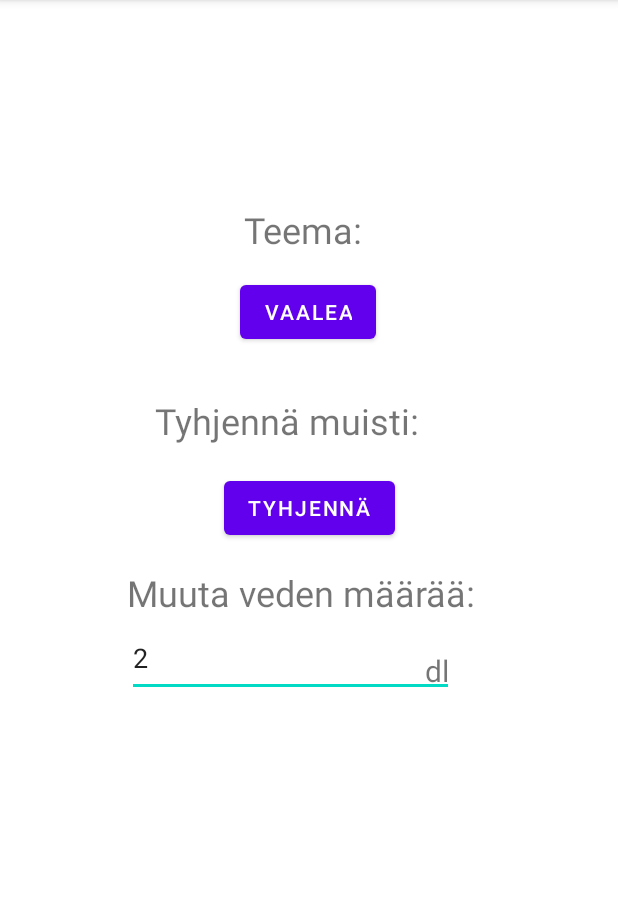
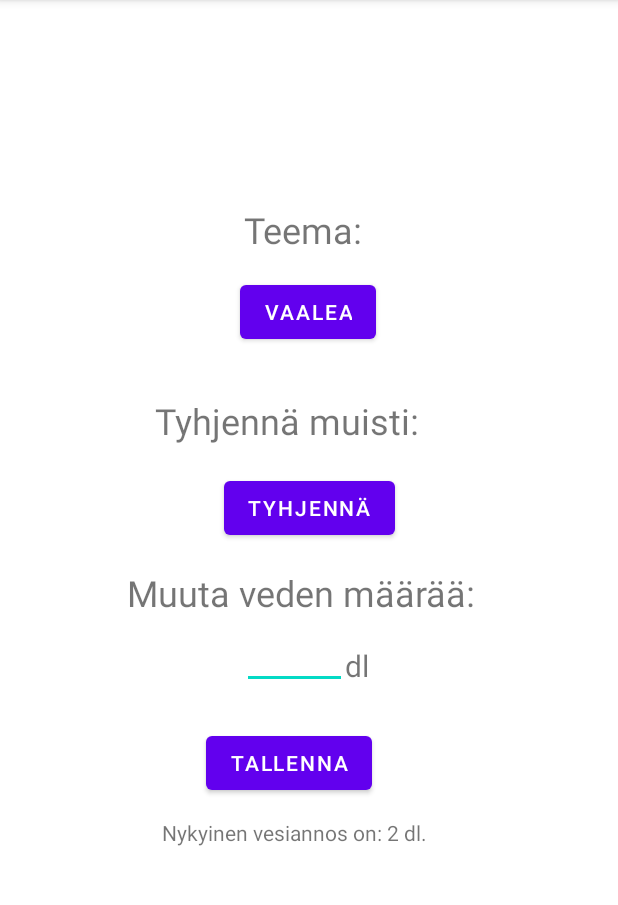
Before and after one commit to valttesn/TarmoApp, an Android app: the screen it shows after launch (settingsActivity), in the side drawer, after a tap on "Asetukset", on a phone screen of 412 x 824 dp, the part 84-989 px from its top. Run offline under Robolectric (Android 15) with nearby library versions, the phone set to English and light mode, and no system bars.

Commit message:
Sleep class

```diff
--- a/app/src/main/java/com/example/tarmoapp/DrinkCounter.java
+++ b/app/src/main/java/com/example/tarmoapp/DrinkCounter.java
@@ -21,6 +21,13 @@ public class DrinkCounter extends AppCompatActivity {
 
     public static int Value(){
         return value;
+    }
+
+    public static void changeStep(int newWaterValue) {
+        step = newWaterValue;
+    }
+    public static int Step() {
+        return step;
     }
 }
 
--- a/app/src/main/java/com/example/tarmoapp/MainActivity.java
+++ b/app/src/main/java/com/example/tarmoapp/MainActivity.java
@@ -19,7 +19,6 @@ public class MainActivity extends AppCompatActivity  implements NavigationView.O
     TextView drinkView;
     public DrawerLayout drawerLayout;
     public ActionBarDrawerToggle actionBarDrawerToggle;
-    public int waterDrank;
 
     @Override
     protected void onCreate(Bundle savedInstanceState) {
@@ -40,6 +39,15 @@ public class MainActivity extends AppCompatActivity  implements NavigationView.O
         Log.d("DMG", "onCreate() called");
         loadData();
         updateData();
+
+        TextView mood = findViewById(R.id.moodView);
+        Log.d("Unet", "Nukuit" + Sleep.getSleepAmount());
+
+        if(callSleep() <= 7){
+            mood.setText("Tarmoa väsyttää");
+        }else{
+            mood.setText("Tarmo on virkeä!");
+        }
     }
 
     @Override
@@ -123,4 +131,8 @@ public class MainActivity extends AppCompatActivity  implements NavigationView.O
         Intent fitnessTipsActivity = new Intent(MainActivity.this, FitnessTipsActivity.class);
         startActivity(fitnessTipsActivity);
     }
+
+    public static double callSleep(){
+        return Sleep.getSleepAmount();
+    }
 }
--- a/app/src/main/java/com/example/tarmoapp/settingsActivity.java
+++ b/app/src/main/java/com/example/tarmoapp/settingsActivity.java
@@ -5,20 +5,28 @@ import androidx.appcompat.app.AppCompatDelegate;
 
 import android.content.SharedPreferences;
 import android.os.Bundle;
+import android.util.Log;
 import android.view.View;
 import android.widget.Button;
 
+import android.widget.EditText;
 import android.widget.TextView;
 
 import java.io.File;
 
 public class settingsActivity extends AppCompatActivity {
     private static boolean dark = false;
+    private EditText editWaterValue;
+    private TextView currentWaterValue;
 
     @Override
     protected void onCreate(Bundle savedInstanceState) {
         super.onCreate(savedInstanceState);
         setContentView(R.layout.activity_settings);
+
+        editWaterValue = findViewById(R.id.waterInput);
+        currentWaterValue = findViewById(R.id.textViewCurrentWaterAmount);
+
         Button btn = (Button) findViewById(R.id.darkBtn);
 
         if (dark == true) {
@@ -26,6 +34,8 @@ public class settingsActivity extends AppCompatActivity {
         } else {
             btn.setText("Vaalea");
         }
+
+        currentWaterValue();
     }
 
     public void onClickDark(View view){
@@ -79,4 +89,14 @@ public class settingsActivity extends AppCompatActivity {
         return dark;
     }
 
+    public void onCLickSaveNewWaterValue(View view) {
+        int tempValue = Integer.parseInt(String.valueOf(editWaterValue.getText()));
+        Log.i("DMG", String.valueOf(tempValue));
+        DrinkCounter.changeStep(tempValue);
+        currentWaterValue();
+    }
+
+    public void currentWaterValue() {
+        currentWaterValue.setText("Nykyinen vesiannos on: "+ Integer.toString(DrinkCounter.Step()) + " dl.");
+    }
 }
--- a/app/src/main/res/layout/activity_settings.xml
+++ b/app/src/main/res/layout/activity_settings.xml
@@ -72,20 +72,6 @@
         app:layout_constraintTop_toTopOf="parent"
         app:layout_constraintVertical_bias="0.437" />
 
-    <EditText
-        android:id="@+id/waterInput"
-        android:layout_width="218dp"
-        android:layout_height="51dp"
-        android:ems="10"
-        android:inputType="textPersonName"
-        android:text="2"
-        app:layout_constraintBottom_toBottomOf="parent"
-        app:layout_constraintEnd_toEndOf="parent"
-        app:layout_constraintHorizontal_bias="0.435"
-        app:layout_constraintStart_toStartOf="parent"
-        app:layout_constraintTop_toTopOf="parent"
-        app:layout_constraintVertical_bias="0.577" />
-
     <TextView
         android:id="@+id/dl"
         android:layout_width="19dp"
@@ -94,8 +80,47 @@
         android:textSize="20sp"
         app:layout_constraintBottom_toBottomOf="parent"
         app:layout_constraintEnd_toEndOf="parent"
-        app:layout_constraintHorizontal_bias="0.721"
+        app:layout_constraintHorizontal_bias="0.586"
         app:layout_constraintStart_toStartOf="parent"
         app:layout_constraintTop_toTopOf="parent"
-        app:layout_constraintVertical_bias="0.581" />
+        app:layout_constraintVertical_bias="0.576" />
+
+    <Button
+        android:id="@+id/buttonSaveNewWaterValue"
+        android:layout_width="wrap_content"
+        android:layout_height="wrap_content"
+        android:onClick="onCLickSaveNewWaterValue"
+        android:text="Tallenna"
+        app:layout_constraintBottom_toBottomOf="parent"
+        app:layout_constraintEnd_toEndOf="parent"
+        app:layout_constraintHorizontal_bias="0.456"
+        app:layout_constraintStart_toStartOf="parent"
+        app:layout_constraintTop_toTopOf="parent"
+        app:layout_constraintVertical_bias="0.673" />
+
+    <EditText
+        android:id="@+id/waterInput"
+        android:layout_width="70dp"
+        android:layout_height="48dp"
+        android:ems="10"
+        android:inputType="number"
+        app:layout_constraintBottom_toBottomOf="parent"
+        app:layout_constraintEnd_toEndOf="parent"
+        app:layout_constraintHorizontal_bias="0.472"
+        app:layout_constraintStart_toStartOf="parent"
+        app:layout_constraintTop_toTopOf="parent"
+        app:layout_constraintVertical_bias="0.571"
+        tools:text="2" />
+
+    <TextView
+        android:id="@+id/textViewCurrentWaterAmount"
+        android:layout_width="wrap_content"
+        android:layout_height="wrap_content"
+        android:text="TextView"
+        app:layout_constraintBottom_toBottomOf="parent"
+        app:layout_constraintEnd_toEndOf="parent"
+        app:layout_constraintHorizontal_bias="0.458"
+        app:layout_constraintStart_toStartOf="parent"
+        app:layout_constraintTop_toTopOf="parent"
+        app:layout_constraintVertical_bias="0.728" />
 </androidx.constraintlayout.widget.ConstraintLayout>
--- a/app/src/main/res/layout/activity_sleep.xml
+++ b/app/src/main/res/layout/activity_sleep.xml
@@ -31,8 +31,8 @@
 
     <TimePicker
         android:id="@+id/timePicker"
-        android:layout_width="174dp"
-        android:layout_height="188dp"
+        android:layout_width="319dp"
+        android:layout_height="187dp"
         android:timePickerMode="spinner"
         app:layout_constraintBottom_toBottomOf="parent"
         app:layout_constraintEnd_toEndOf="parent"
```
Also changed, not shown: app/src/main/java/com/example/tarmoapp/Sleep.java (+13 -3 lines), app/src/main/res/layout/activity_main.xml (+31 -44 lines).
